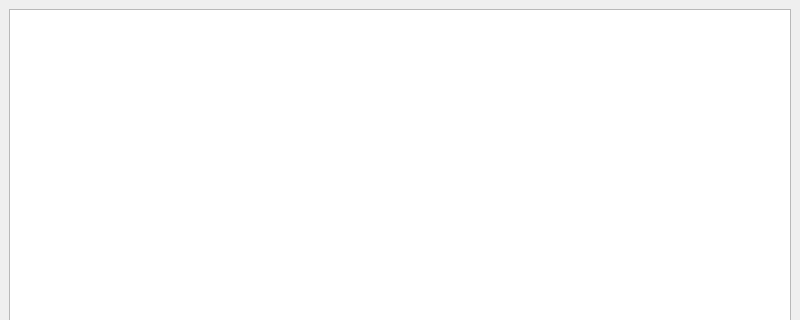
Qt form app/mainwindow.ui (ikukishev/rama-light-generator) before a commit; both pictures show x 0 to 800 and y 0 to 320 of the 800 by 600 pixel window.
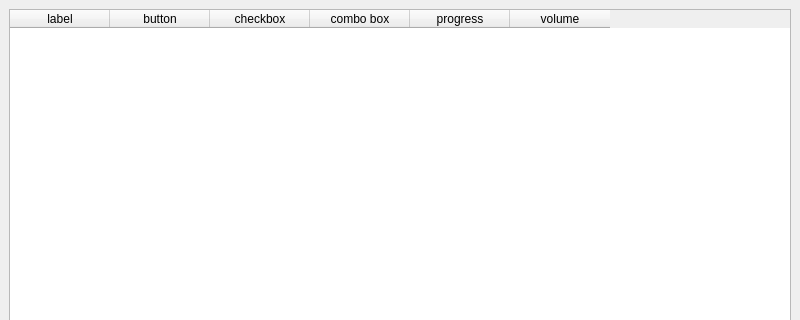
The same form after that commit.

Commit message: Added experimental widgets

The edit to the form file:
```diff
--- a/app/mainwindow.ui
+++ b/app/mainwindow.ui
@@ -16,7 +16,59 @@
   <widget class="QWidget" name="centralwidget">
    <layout class="QHBoxLayout" name="horizontalLayout_2">
     <item>
-     <widget class="QTableView" name="tableView"/>
+     <widget class="QTableWidget" name="tableWidget">
+      <property name="sizePolicy">
+       <sizepolicy hsizetype="Expanding" vsizetype="Expanding">
+        <horstretch>0</horstretch>
+        <verstretch>0</verstretch>
+       </sizepolicy>
+      </property>
+      <property name="textElideMode">
+       <enum>Qt::ElideMiddle</enum>
+      </property>
+      <property name="showGrid">
+       <bool>false</bool>
+      </property>
+      <property name="gridStyle">
+       <enum>Qt::NoPen</enum>
+      </property>
+      <attribute name="horizontalHeaderVisible">
+       <bool>true</bool>
+      </attribute>
+      <attribute name="verticalHeaderVisible">
+       <bool>false</bool>
+      </attribute>
+      <column>
+       <property name="text">
+        <string>label</string>
+       </property>
+      </column>
+      <column>
+       <property name="text">
+        <string>button</string>
+       </property>
+      </column>
+      <column>
+       <property name="text">
+        <string>checkbox</string>
+       </property>
+      </column>
+      <column>
+       <property name="text">
+        <string>combo box</string>
+       </property>
+      </column>
+      <column>
+       <property name="text">
+        <string>progress</string>
+       </property>
+      </column>
+      <column>
+       <property name="text">
+        <string>volume</string>
+       </property>
+      </column>
+     </widget>
     </item>
    </layout>
   </widget>
```
Left out of the diff: 2 changed lines with no effect on the pictures. The commit also changes 1 other file.
